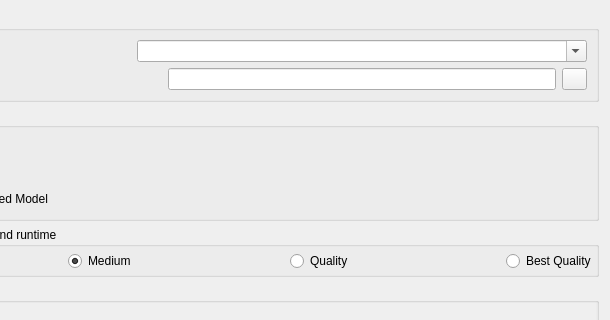
Qt form iVS3D/src/iVS3D-core/ots/colmapwrapper/colmapnewproductdialog.ui (iVS3D/iVS3D) before a commit; both pictures show x 156 to 766 and y 0 to 320 of the 766 by 1197 pixel window.
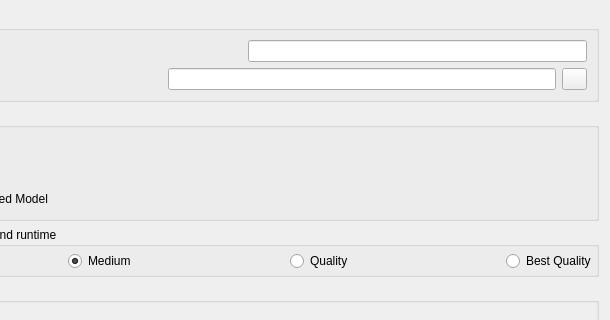
The same form after that commit. Icons and pictures are not drawn.

Commit message: * removed auto completing sequence name in new product dialog

What changed in the file:
```diff
--- a/iVS3D/src/iVS3D-core/ots/colmapwrapper/colmapnewproductdialog.ui
+++ b/iVS3D/src/iVS3D-core/ots/colmapwrapper/colmapnewproductdialog.ui
@@ -58,23 +58,7 @@
          </spacer>
         </item>
         <item>
-         <widget class="QComboBox" name="cb_sequenceName">
-          <property name="sizePolicy">
-           <sizepolicy hsizetype="MinimumExpanding" vsizetype="Fixed">
-            <horstretch>0</horstretch>
-            <verstretch>0</verstretch>
-           </sizepolicy>
-          </property>
-          <property name="minimumSize">
-           <size>
-            <width>450</width>
-            <height>0</height>
-           </size>
-          </property>
-          <property name="editable">
-           <bool>true</bool>
-          </property>
-         </widget>
+         <widget class="QLineEdit" name="le_sequenceName"/>
         </item>
        </layout>
       </item>
```
The commit also changes 3 other files.
